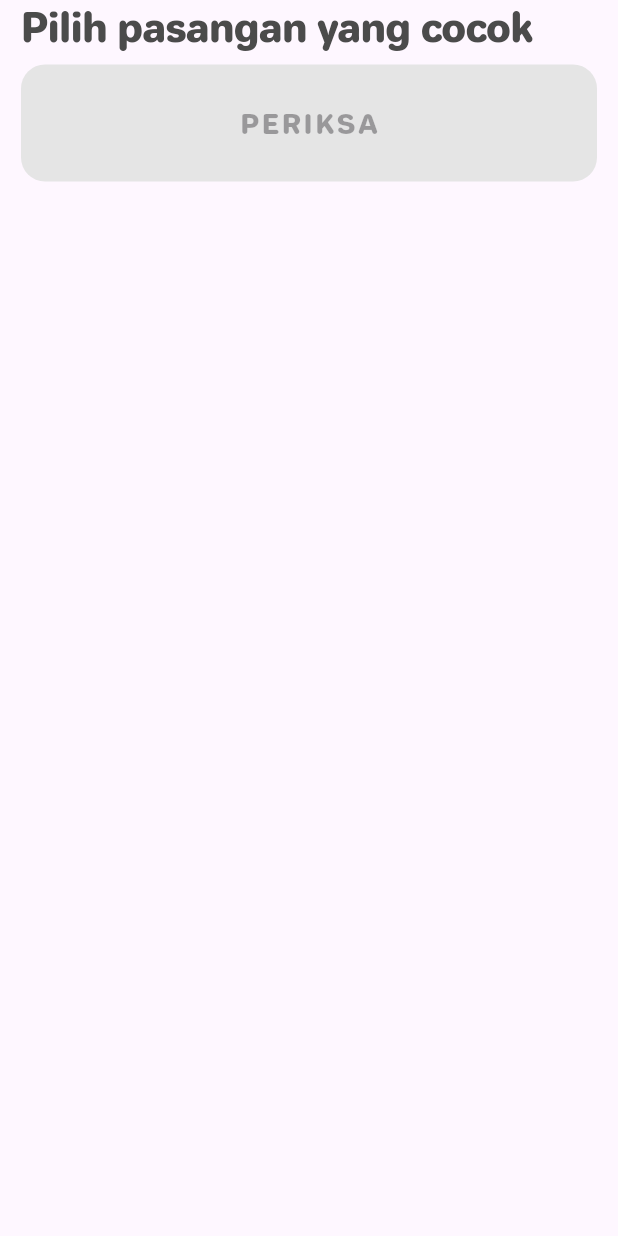
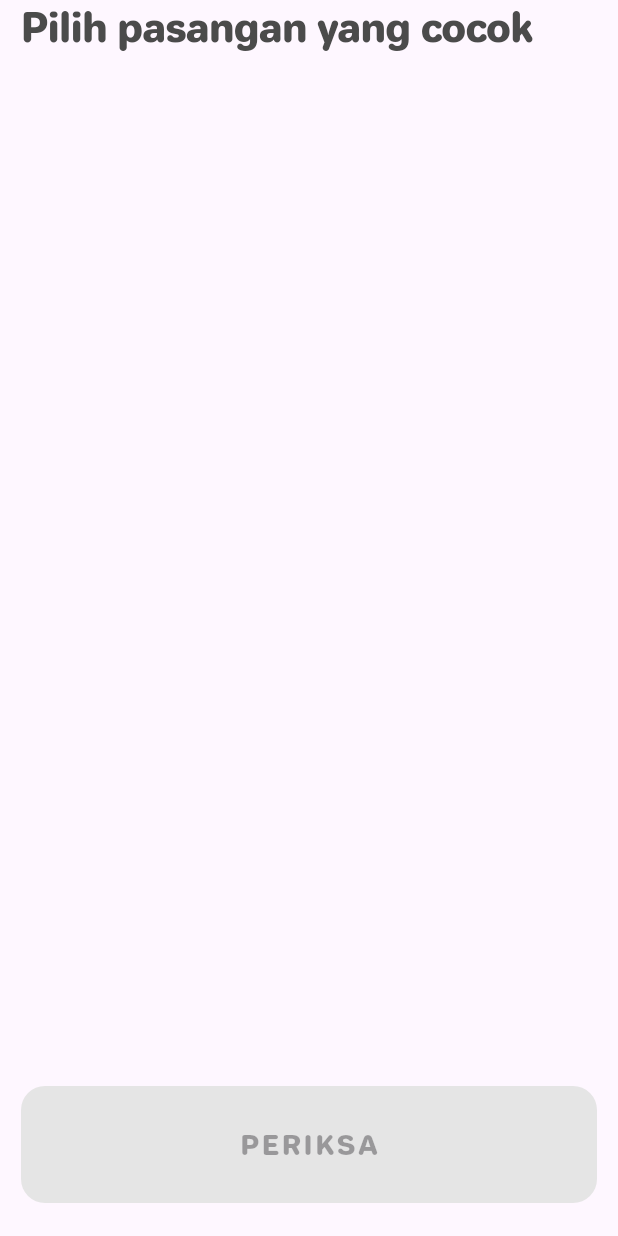
Before and after one commit to LordJmw/MobileFrontEndKel3IF_B_Pagi, a Flutter app: the MatchingQuestion screen opened directly with empty values, on a phone screen of 412 x 824 dp. Run offline on Flutter 3.47's test engine with Material 3 defaults, Android fonts, the phone set to English and light mode, and no system bars; our stand-ins replace font_awesome_flutter.

Commit message:
update padding on matching page

```diff
--- a/lib/matching.dart
+++ b/lib/matching.dart
@@ -145,8 +145,7 @@ class _MatchingQuestionState extends State<MatchingQuestion> {
   @override
   Widget build(BuildContext context) {
     return Scaffold(
-      body: SingleChildScrollView(
-        child: Padding(
+      body: Padding(
         padding: const EdgeInsets.fromLTRB(14, 0, 14, 0),
         child: Center(
           child: Column(
@@ -217,7 +216,6 @@ class _MatchingQuestionState extends State<MatchingQuestion> {
                 ),
               ),
             ],
-            ),
           ),
         ),
       ),
@@ -304,7 +302,7 @@ class _MatchingTilesState extends State<MatchingTiles> {
   @override
   Widget build(BuildContext context) {
     return ListTile(
-      contentPadding: EdgeInsets.fromLTRB(8, 10, 8, 10),
+      contentPadding: EdgeInsets.fromLTRB(8, 6, 8, 6),
       trailing:
           widget.isQuestion
               ? RadioButton(
```
Lines whose indentation alone changed are shown as unchanged.
